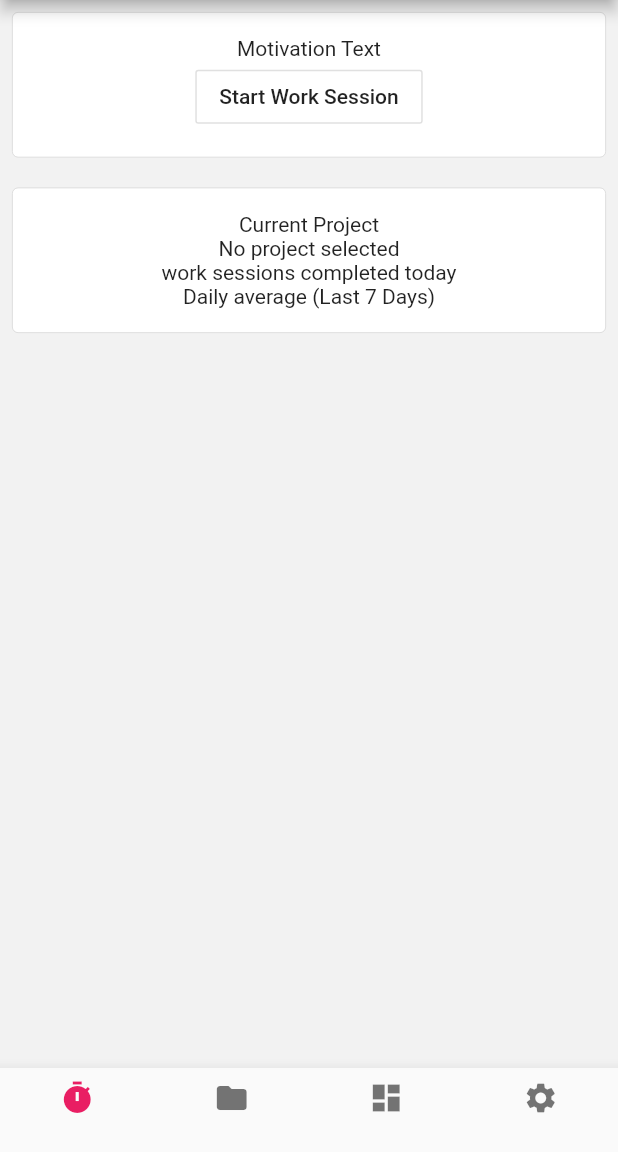
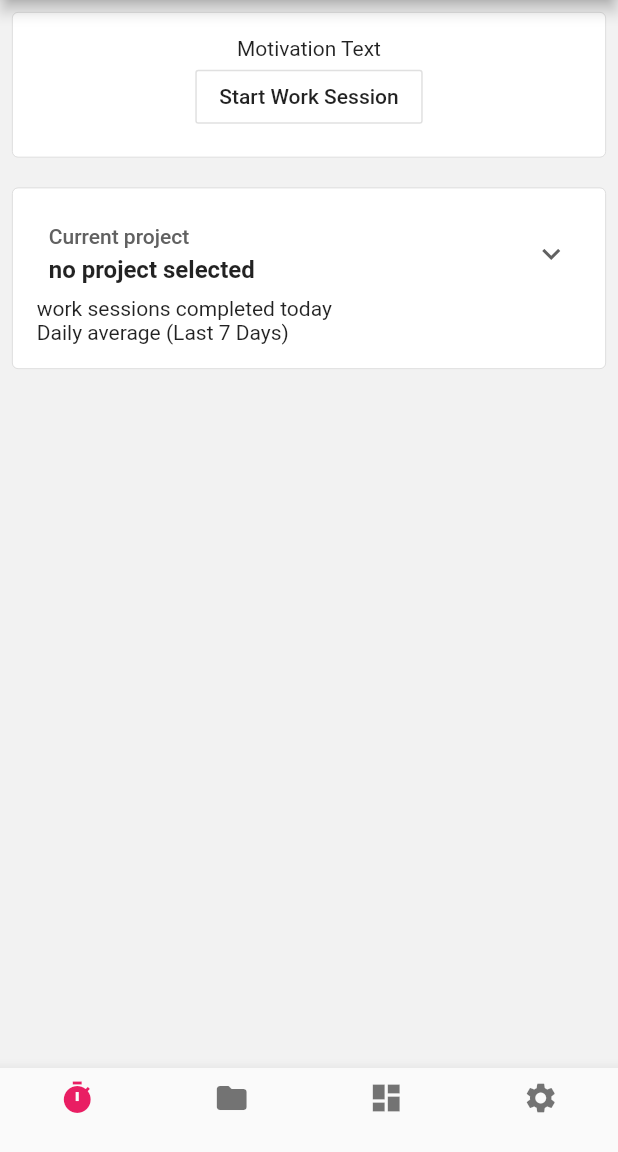
Before and after one commit to lohanidamodar/flutter_achiver, a Flutter app: the screen it shows once a user with an empty profile is signed in, on a phone screen of 412 x 824 dp, the part 84-1236 px from its top. Run offline on Flutter 3.47's test engine with Material 2 defaults, Android fonts, the phone set to English and light mode, and no system bars; our stand-ins replace cloud_firestore, firebase_auth, google_sign_in; accounts and stored records are empty.

Commit message:
simple timer with project selection

```diff
--- a/lib/core/presentation/pages/home.dart
+++ b/lib/core/presentation/pages/home.dart
@@ -1,7 +1,9 @@
 import 'package:flutter/material.dart';
 import 'package:flutter_achiver/features/projects/presentation/widgets/add_project_fab.dart';
 import 'package:flutter_achiver/features/projects/presentation/widgets/projects_tab.dart';
+import 'package:flutter_achiver/features/timer/presentation/notifiers/timer_state.dart';
 import 'package:flutter_achiver/features/timer/presentation/widgets/timer_tab.dart';
+import 'package:provider/provider.dart';
 
 class HomePage extends StatefulWidget {
   @override
@@ -35,7 +37,7 @@ class _HomePageState extends State<HomePage> {
         duration: Duration(milliseconds: 200),
         child: _getSelectedTab(),
       ),
-      bottomNavigationBar: BottomNavigationBar(
+      bottomNavigationBar: Provider.of<TimerState>(context).isRunning ? null : BottomNavigationBar(
         currentIndex: _currentPage,
         type: BottomNavigationBarType.fixed,
         items: [
--- a/lib/core/presentation/res/colors.dart
+++ b/lib/core/presentation/res/colors.dart
@@ -1,4 +1,4 @@
-import 'package:flutter/widgets.dart';
+import 'package:flutter/material.dart';
 
 final Color bgColor = Color(0xfff2f2f2);
 final Color borderColor = Color(0xffd6d6d6);
@@ -9,6 +9,7 @@ final fbBgColor=Color(0xff3e68e0);
 final fbFgColor=Color(0xff475993);
 final googleBgColor=Color(0xffd9e7fd);
 final googleFgColor=Color(0xff4487f4);
+final Color secondaryText = Colors.grey.shade700;
 
 final Gradient primaryGradient = LinearGradient(
   colors: [
--- a/lib/core/presentation/res/styles.dart
+++ b/lib/core/presentation/res/styles.dart
@@ -1,6 +1,12 @@
-import 'package:flutter/rendering.dart';
+import 'package:flutter/material.dart';
+import 'package:flutter_achiver/core/presentation/res/colors.dart';
 
-const TextStyle labelStyle = TextStyle(
+final TextStyle labelStyle = TextStyle(
   fontSize: 14.0,
+  color: secondaryText,
   fontWeight: FontWeight.w500,
 );
+final TextStyle titleStyle = TextStyle(
+  fontSize: 16.0,
+  fontWeight: FontWeight.bold,
+);
--- /dev/null
+++ b/lib/features/projects/presentation/widgets/project_dropdown.dart
@@ -0,0 +1,92 @@
+import 'package:flutter/material.dart';
+import 'package:flutter_achiver/core/presentation/res/colors.dart';
+import 'package:flutter_achiver/core/presentation/res/styles.dart';
+import 'package:flutter_achiver/features/projects/data/model/project_model.dart';
+import 'package:flutter_achiver/features/projects/presentation/widgets/project_select_list.dart';
+import 'package:provider/provider.dart';
+
+class ProjectDropdown extends StatefulWidget {
+  final String label;
+  final Project initialProject;
+  final Function(Project) onSelectProject;
+  final bool disabled;
+  const ProjectDropdown({
+    Key key,
+    this.label,
+    this.initialProject,
+    this.disabled = false,
+    @required this.onSelectProject,
+  }) : super(key: key);
+
+  @override
+  _ProjectDropdownState createState() => _ProjectDropdownState();
+}
+
+class _ProjectDropdownState extends State<ProjectDropdown> {
+  Project _selectedProject;
+  @override
+  void initState() {
+    super.initState();
+    _selectedProject = widget.initialProject;
+  }
+
+  @override
+  Widget build(BuildContext context) {
+    return InkWell(
+      onTap: widget.disabled ? null : _showSelectProject,
+      child: Container(
+        color: widget.disabled ? Colors.grey.shade200 : Colors.transparent,
+        padding: const EdgeInsets.all(8.0),
+        child: Row(
+          children: <Widget>[
+            Expanded(
+              child: Column(
+                crossAxisAlignment: CrossAxisAlignment.start,
+                children: <Widget>[
+                  Text(
+                    widget.label ?? "selected project",
+                    style: labelStyle,
+                  ),
+                  const SizedBox(height: 5.0),
+                  Text(
+                    _selectedProject?.title ?? "no project selected",
+                    style: titleStyle,
+                  ),
+                ],
+              ),
+            ),
+            Icon(
+              Icons.keyboard_arrow_down,
+              color: secondaryText,
+            ),
+          ],
+        ),
+      ),
+    );
+  }
+
+  _showSelectProject() async {
+    Project project = await showDialog<Project>(
+      context: context,
+      builder: (_) => Dialog(
+        child: Column(
+          children: <Widget>[
+            Text("Select project"),
+            Expanded(
+                child: ProjectSelectList(
+              onTap: (project) => Navigator.pop(context, project),
+              projects: Provider.of<List<Project>>(context),
+              selectedProject: widget.initialProject,
+            )),
+          ],
+        ),
+      ),
+    );
+    if (project != null) {
+      setState(() {
+        _selectedProject = project;
+      });
+      widget.onSelectProject(project);
+    }
+  }
+}
--- a/lib/features/projects/presentation/widgets/project_list_item.dart
+++ b/lib/features/projects/presentation/widgets/project_list_item.dart
@@ -19,7 +19,7 @@ class ProjectListItem extends StatelessWidget {
       ),
       title: Text(project.title),
       subtitle: Text("${project.workDuration.inMinutes} minutes"),
-      onTap: onEdit,
+      onTap: onTap,
       onLongPress: onEdit,
       selected: isSelected,
       trailing: onDelete != null ? IconButton(icon: Icon(Icons.delete), onPressed: onDelete,) : null,
--- a/lib/features/timer/presentation/notifiers/timer_state.dart
+++ b/lib/features/timer/presentation/notifiers/timer_state.dart
@@ -7,13 +7,25 @@ class TimerState extends ChangeNotifier {
   Project _project;
   TimerDuration _timerDuration;
   PomoTimer _currentTimer;
+  bool _timerRunning;
 
   Project get project => _project;
   TimerDuration get timerDuration => _timerDuration;
   PomoTimer get currentTimer => _currentTimer;
+  bool get isRunning => _timerRunning;
+
+  set isRunning(bool val) {
+    _timerRunning = val;
+    notifyListeners();
+  }
 
   set project(Project project) {
     _project = project;
+    _currentTimer = PomoTimer(
+      timerDuration: TimerDuration(
+        work: project.workDuration,
+      ),
+    );
     notifyListeners();
   }
 
@@ -21,18 +33,19 @@ class TimerState extends ChangeNotifier {
     _timerDuration = timer;
     notifyListeners();
   }
+
   set currentTimer(PomoTimer timer) {
     _currentTimer = timer;
     notifyListeners();
   }
 
   TimerState() {
+    _timerRunning = false;
     _currentTimer = PomoTimer(
-      timerDuration: TimerDuration(
-        work: Duration(seconds: 10),
-        shortBreak: Duration(seconds: 2),
-        longBreak: Duration(seconds: 5),
-      )
-    );
+        timerDuration: TimerDuration(
+      work: Duration(seconds: 10),
+      shortBreak: Duration(seconds: 2),
+      longBreak: Duration(seconds: 5),
+    ));
   }
 }
--- a/lib/features/timer/presentation/widgets/timer.dart
+++ b/lib/features/timer/presentation/widgets/timer.dart
@@ -3,8 +3,9 @@ import 'package:flutter/material.dart';
 import 'package:flutter_achiver/core/presentation/res/constants.dart';
 import 'package:flutter_achiver/features/projects/data/model/project_model.dart';
 import 'dart:async';
-
 import 'package:flutter_achiver/features/timer/presentation/model/pomo_timer_model.dart';
+import 'package:flutter_achiver/features/timer/presentation/notifiers/timer_state.dart';
+import 'package:provider/provider.dart';
 
 class CDTimer extends StatefulWidget {
   final PomoTimer timer;
@@ -55,6 +56,7 @@ class _CDTimerState extends State<CDTimer> with SingleTickerProviderStateMixin {
       widget.timer.timerType == TimerType.WORK
           ? widget.workComplete()
           : widget.breakComplete();
+      Provider.of<TimerState>(context).isRunning = false;
       setState(() {
         statusText = 'Finished';
       });
@@ -88,17 +90,6 @@ class _CDTimerState extends State<CDTimer> with SingleTickerProviderStateMixin {
     }
   }
 
-  /* String _printDuration(Duration duration) {
-    String twoDigits(int n) {
-      if (n >= 10) return "$n";
-      return "0$n";
-    }
-
-    String twoDigitMinutes = twoDigits(duration.inMinutes.remainder(60));
-    String twoDigitSeconds = twoDigits(duration.inSeconds.remainder(60));
-    return "${twoDigits(duration.inHours)}:$twoDigitMinutes:$twoDigitSeconds";
-  } */
-
   @override
   void initState() {
     super.initState();
@@ -116,6 +107,7 @@ class _CDTimerState extends State<CDTimer> with SingleTickerProviderStateMixin {
     _controller.dispose();
     stopwatch.stop();
     timer.cancel();
+    Provider.of<TimerState>(context).isRunning = false;
     super.dispose();
   }
 
@@ -124,6 +116,7 @@ class _CDTimerState extends State<CDTimer> with SingleTickerProviderStateMixin {
     _controller.reset();
     stopwatch.stop();
     stopwatch.reset();
+    Provider.of<TimerState>(context).isRunning = false;
   }
 
   @override
@@ -167,6 +160,7 @@ class _CDTimerState extends State<CDTimer> with SingleTickerProviderStateMixin {
                 print('--Running--');
                 begin = 50.0;
                 stopwatch.start();
+                Provider.of<TimerState>(context).isRunning = true;
                 _controller.forward();
                 updateClock();
               },
--- a/lib/features/timer/presentation/widgets/timer_tab.dart
+++ b/lib/features/timer/presentation/widgets/timer_tab.dart
@@ -1,7 +1,9 @@
 import 'package:flutter/material.dart';
 import 'package:flutter_achiver/core/presentation/res/constants.dart';
 import 'package:flutter_achiver/core/presentation/widgets/bordered_container.dart';
+import 'package:flutter_achiver/features/projects/presentation/widgets/project_dropdown.dart';
 import 'package:flutter_achiver/features/timer/presentation/model/pomo_timer_model.dart';
+import 'package:flutter_achiver/features/timer/presentation/model/timer_durations_model.dart';
 import 'package:flutter_achiver/features/timer/presentation/notifiers/timer_state.dart';
 import 'package:flutter_achiver/features/timer/presentation/widgets/timer.dart';
 import 'package:provider/provider.dart';
@@ -45,11 +47,16 @@ class TimerTab extends StatelessWidget {
               const SizedBox(height: 20.0),
               BorderedContainer(
                 child: Column(
+                  crossAxisAlignment: CrossAxisAlignment.start,
                   children: <Widget>[
-                    Text("Current Project"),
-                    Text(state.project != null
-                        ? state.project.title
-                        : "No project selected"),
+                    ProjectDropdown(
+                      disabled: state.isRunning,
+                      label: "Current project",
+                      initialProject: state.project,
+                      onSelectProject: (project) {
+                        state.project = project;
+                      },
+                    ),
                     Text("work sessions completed today"),
                     Text("Daily average (Last 7 Days)"),
                   ],
```
Also changed, not shown: lib/features/projects/presentation/pages/add_project.dart (+8 -2 lines).
